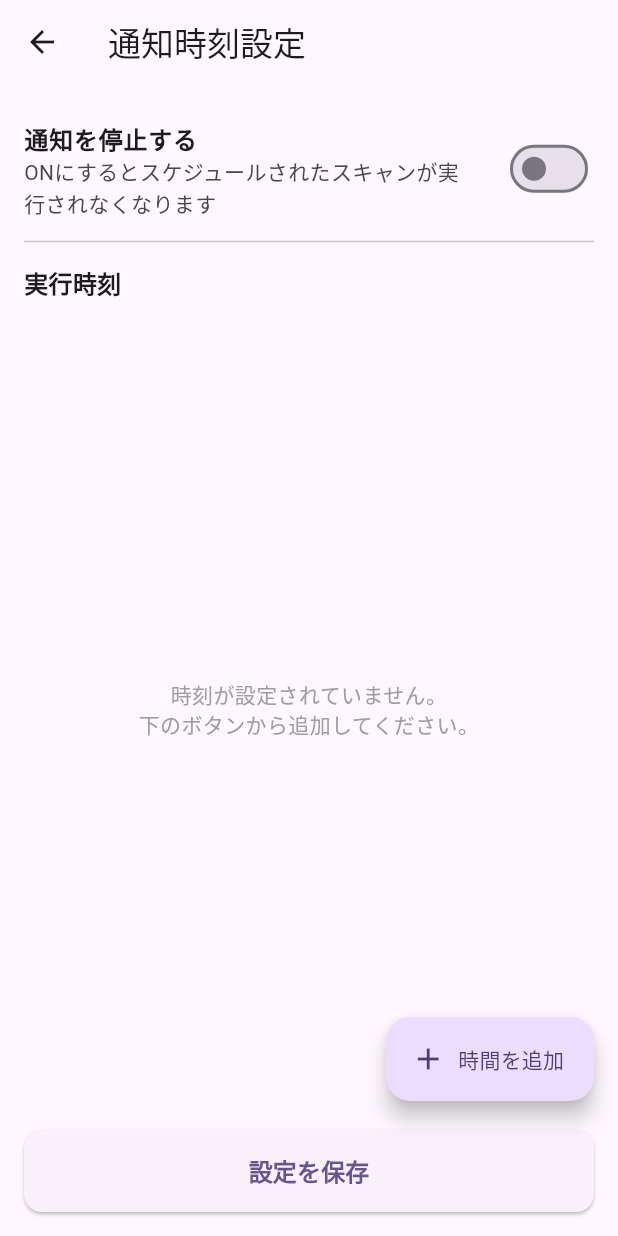
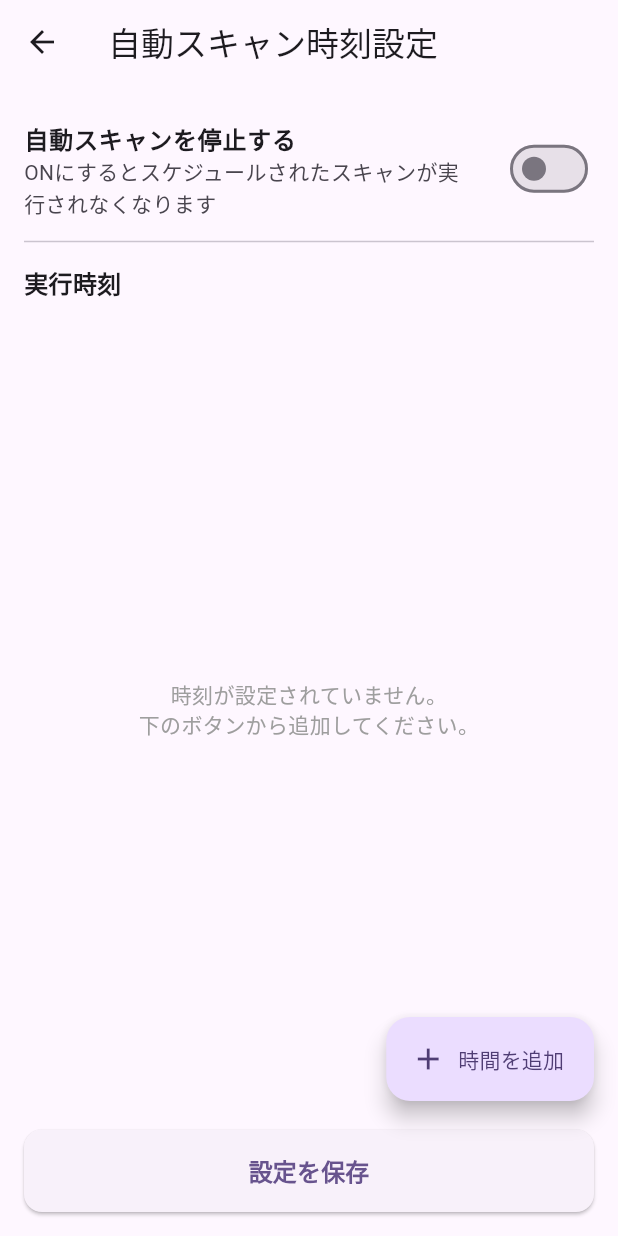
Before and after one commit to onpuuki/game-tracker, a Flutter app: the TimerSettingsScreen screen opened directly, on a phone screen of 412 x 824 dp. Run offline on Flutter 3.47's test engine with Material 3 defaults, Android fonts, the phone set to English and light mode, and no system bars; our stand-ins replace cloud_firestore, cloud_functions, firebase_auth, firebase_core, firebase_messaging, flutter_hooks and 4 more; missing offline and left inert: home_widget, two_dimensional_scrollables; accounts and stored records are empty; network calls fail.

Commit message:
fix(frontend): update scan timer settings labels from 'notification' to 'auto scan'
Updated misleading UI labels in home_screen.dart and timer_settings_screen.dart
that incorrectly referred to "notification time" instead of the actual feature,
"auto scan time".

- In home_screen.dart: changed drawer menu title '通知時刻' to '自動スキャン時刻設定'
- In timer_settings_screen.dart:
  - changed AppBar title '通知時刻設定' to '自動スキャン時刻設定'
  - changed SwitchListTile title '通知を停止する' to '自動スキャンを停止する'

Co-authored-by: onpuuki <220911838+onpuuki@users.noreply.github.com>

```diff
--- a/frontend/lib/screens/home_screen.dart
+++ b/frontend/lib/screens/home_screen.dart
@@ -1008,7 +1008,7 @@ class _HomeScreenState extends State<HomeScreen> {
                     ),
                     ListTile(
                       leading: const Icon(Icons.access_time),
-                      title: const Text('通知時刻'),
+                      title: const Text('自動スキャン時刻設定'),
                       onTap: () {
                         Navigator.pop(context); // Close drawer
                         Navigator.push(
--- a/frontend/lib/screens/timer_settings_screen.dart
+++ b/frontend/lib/screens/timer_settings_screen.dart
@@ -127,7 +127,7 @@ class _TimerSettingsScreenState extends State<TimerSettingsScreen> {
   @override
   Widget build(BuildContext context) {
     return Scaffold(
-      appBar: AppBar(title: const Text('通知時刻設定')),
+      appBar: AppBar(title: const Text('自動スキャン時刻設定')),
       body: StreamBuilder<DocumentSnapshot>(
         stream: _configStream,
         builder: (context, snapshot) {
@@ -184,7 +184,7 @@ class _TimerSettingsScreenState extends State<TimerSettingsScreen> {
                   children: [
                     SwitchListTile(
                       title: const Text(
-                        '通知を停止する',
+                        '自動スキャンを停止する',
                         style: TextStyle(fontWeight: FontWeight.bold),
                       ),
                       subtitle: const Text('ONにするとスケジュールされたスキャンが実行されなくなります'),
```
